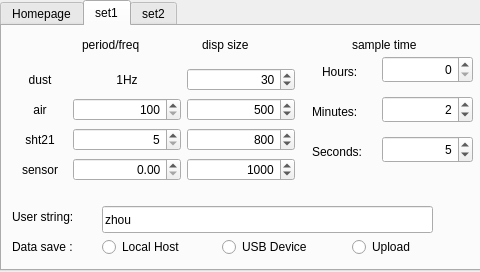
Before: the Qt Designer form mainwindow.ui in yu1019594136/enose_online, drawn with Qt 5.
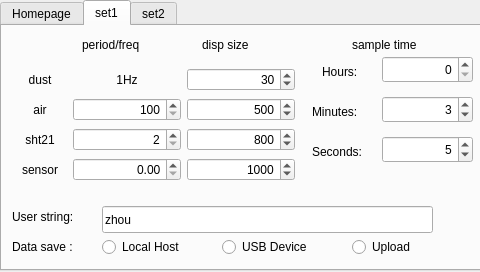
After: the same form once the commit is applied.

Diff of the .ui file:
```diff
--- a/mainwindow.ui
+++ b/mainwindow.ui
@@ -189,11 +189,14 @@
           <set>Qt::AlignRight|Qt::AlignTrailing|Qt::AlignVCenter</set>
          </property>
          <property name="minimum">
-          <number>5</number>
+          <number>2</number>
          </property>
          <property name="maximum">
           <number>999999999</number>
          </property>
+         <property name="value">
+          <number>2</number>
+         </property>
         </widget>
        </item>
        <item row="1" column="0">
@@ -426,7 +429,7 @@
        <number>59</number>
       </property>
       <property name="value">
-       <number>2</number>
+       <number>3</number>
       </property>
      </widget>
      <widget class="QSpinBox" name="spinBox_2">
```
Left out of the diff: 3 changed lines with no effect on the pictures.
